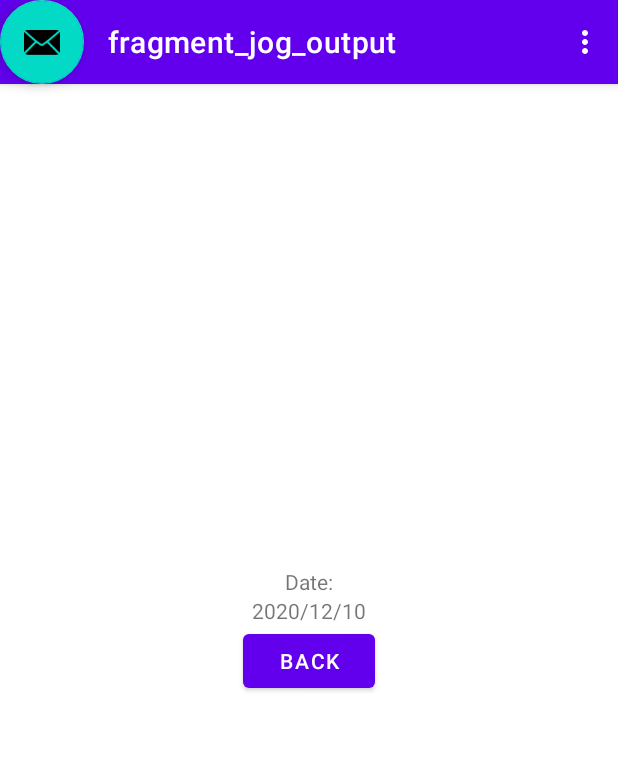
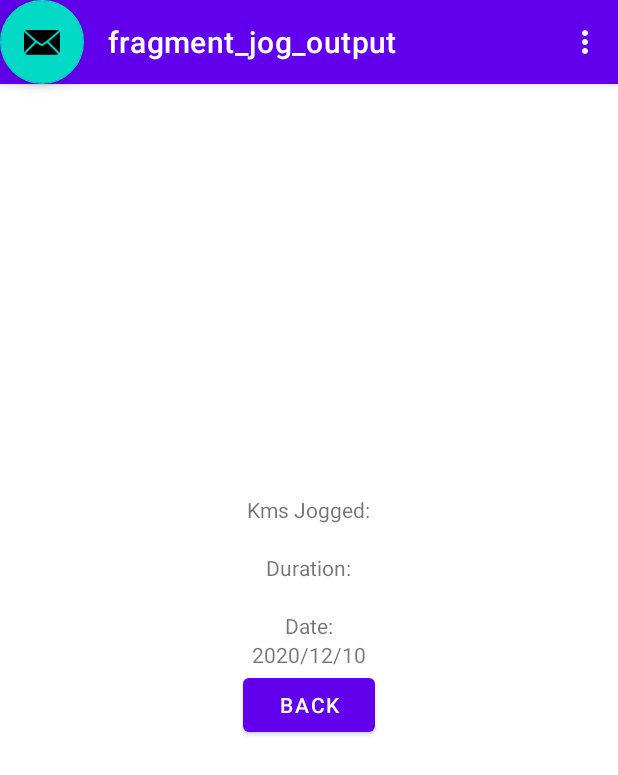
Before and after one commit to wrimicha/WorkoutPal, an Android app: the JogInputFragment screen opened through its navigation route, after a tap on "SAVE", on a phone screen of 412 x 824 dp. Shown: the top 775 px of the screen. Run offline under Robolectric (Android 15) with nearby library versions, the phone set to English and light mode, and no system bars; our stand-ins replace Room's generated code, data binding, navigation-ui.

Commit message:
Added duration of jogging field to input fragment, implemented it in database, recycler view, OutputFragment.

```diff
--- a/app/src/main/java/sheridan/wrimicha/final_project/HistoryRecyclerViewAdapter.kt
+++ b/app/src/main/java/sheridan/wrimicha/final_project/HistoryRecyclerViewAdapter.kt
@@ -33,6 +33,7 @@ class HistoryRecyclerViewAdapter(private val context: Context) : RecyclerView.Ad
         holder.yearValue.text = jog.year.toString()
         holder.monthValue.text = jog.month.toString()
         holder.dayValue.text = jog.day.toString()
+        holder.durationValue.text = jog.duration
     }
 
     override fun getItemCount(): Int = history?.size ?: 0
@@ -44,5 +45,6 @@ class HistoryRecyclerViewAdapter(private val context: Context) : RecyclerView.Ad
         val yearValue : TextView = view.findViewById(R.id.yearValue)
         val monthValue : TextView = view.findViewById(R.id.monthValue)
         val dayValue : TextView = view.findViewById(R.id.dayValue)
+        val durationValue : TextView = view.findViewById(R.id.durationValue)
     }
 }
--- a/app/src/main/java/sheridan/wrimicha/final_project/Jog.kt
+++ b/app/src/main/java/sheridan/wrimicha/final_project/Jog.kt
@@ -11,9 +11,12 @@ data class Jog(
 
     @ColumnInfo(name = "kms")
     val value: String,
-
+    @ColumnInfo(name = "year")
     val year: Int,
+    @ColumnInfo(name = "month")
     val month: Int,
-    val day: Int
-
+    @ColumnInfo(name = "day")
+    val day: Int,
+    @ColumnInfo(name = "duration")
+val duration : String
 )
--- a/app/src/main/java/sheridan/wrimicha/final_project/JogData.kt
+++ b/app/src/main/java/sheridan/wrimicha/final_project/JogData.kt
@@ -2,5 +2,5 @@ package sheridan.wrimicha.final_project
 
 import java.io.Serializable
 
-data class JogData(var kms : String, var year:Int, var month: Int, var day: Int) : Serializable {
+data class JogData(var kms : String, var year:Int, var month: Int, var day: Int, var duration: String) : Serializable {
 }
--- a/app/src/main/java/sheridan/wrimicha/final_project/JogInputFragment.kt
+++ b/app/src/main/java/sheridan/wrimicha/final_project/JogInputFragment.kt
@@ -56,7 +56,7 @@ val dayOfMonthCurrent = c.get(Calendar.DAY_OF_MONTH)
                 dayOfMonth1 = dayOfMonthCurrent
             }
 
-val jog = JogData(binding.kmsJogged.text.toString(),year1,month1,dayOfMonth1)
+val jog = JogData(binding.kmsJogged.text.toString(),year1,month1,dayOfMonth1,binding.duration.text.toString())
             viewModel.submit(jog)
 
 
--- a/app/src/main/java/sheridan/wrimicha/final_project/JogViewModel.kt
+++ b/app/src/main/java/sheridan/wrimicha/final_project/JogViewModel.kt
@@ -16,7 +16,7 @@ class JogViewModel (application: Application) : AndroidViewModel(application) {
         _jogData.value = jogInfoData
 
         viewModelScope.launch{
-        jogDao.insert(Jog(0,jogInfoData.kms,jogInfoData.year,jogInfoData.month,jogInfoData.day))
+        jogDao.insert(Jog(0,jogInfoData.kms,jogInfoData.year,jogInfoData.month,jogInfoData.day,jogInfoData.duration))
         }
     }
 }
--- a/app/src/main/res/layout/fragment_jog_output.xml
+++ b/app/src/main/res/layout/fragment_jog_output.xml
@@ -15,10 +15,28 @@
         tools:context=".JogOutputFragment">
 
         <TextView
+            android:id="@+id/textView10"
+            android:layout_width="wrap_content"
+            android:layout_height="wrap_content"
+            android:text="Kms Jogged:" />
+
+        <TextView
             android:id="@+id/textView2"
             android:layout_width="wrap_content"
             android:layout_height="wrap_content"
             android:text="@{viewModel.jogData.kms}" />
+
+        <TextView
+            android:id="@+id/textView9"
+            android:layout_width="wrap_content"
+            android:layout_height="wrap_content"
+            android:text="Duration:" />
+
+        <TextView
+            android:id="@+id/textView11"
+            android:layout_width="wrap_content"
+            android:layout_height="wrap_content"
+            android:text="@{viewModel.jogData.duration}" />
 
         <TextView
             android:id="@+id/textView6"
--- a/app/src/main/res/values/dimens.xml
+++ b/app/src/main/res/values/dimens.xml
@@ -1,4 +1,4 @@
 <resources>
     <dimen name="fab_margin">16dp</dimen>
-    <dimen name="text_margin">10dp</dimen>
+    <dimen name="text_margin">6dp</dimen>
 </resources>
```
Also changed, not shown: app/src/main/res/layout/fragment_history_item.xml (+16 -0 lines), app/src/main/res/layout/fragment_jog_input.xml (+15 -0 lines).
